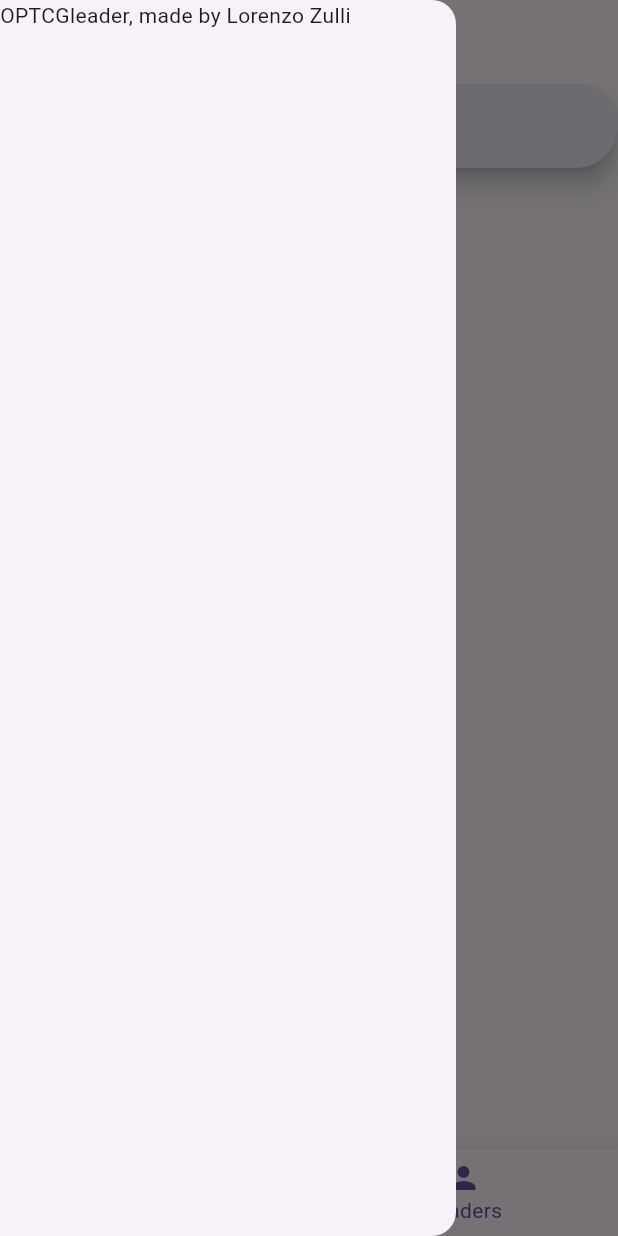
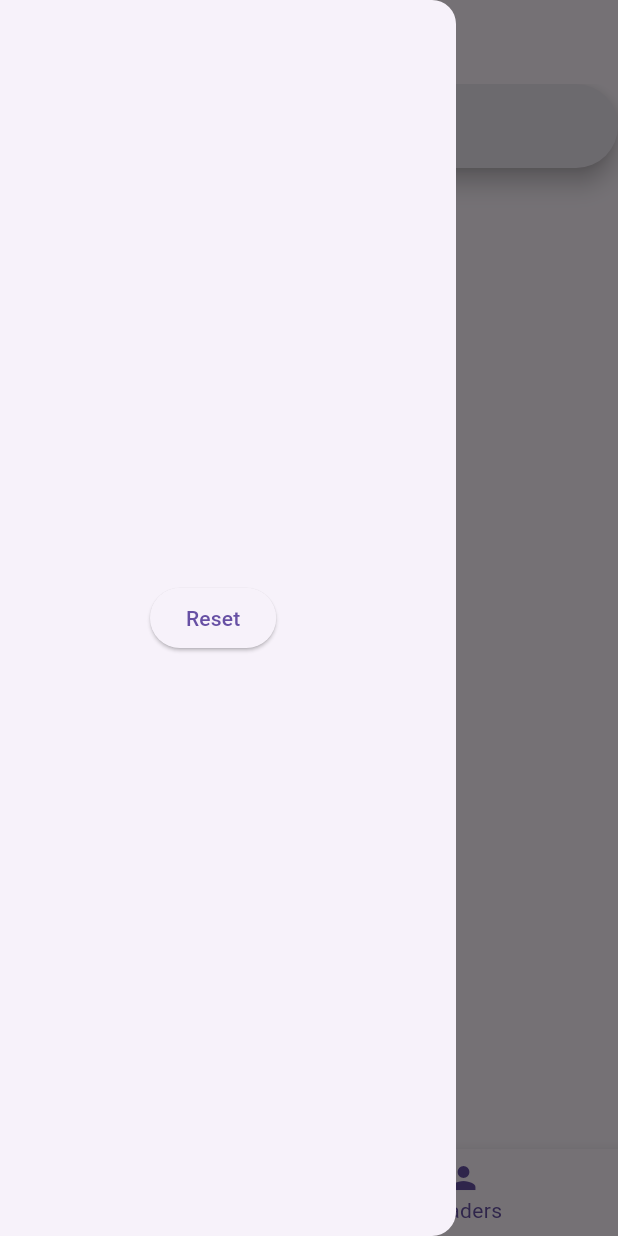
Before and after one commit to lorenzozulli/OPTCG_leader, a Flutter app: the screen it shows after launch, item 2 of the bottom bar chosen, with the side drawer open, on a phone screen of 412 x 824 dp. Run offline on Flutter 3.47's test engine with Material 3 defaults, Android fonts, the phone set to English and light mode, and no system bars; network calls fail.

Commit message:
iniziata sistemazione della ui in modo dinamico

```diff
--- a/lib/main.dart
+++ b/lib/main.dart
@@ -73,7 +73,17 @@ class _MyAppState extends State<MyApp> {
           ),
 
           drawer: Drawer(
-            child: Text('OPTCGleader, made by Lorenzo Zulli')
+            child: Row(children: [
+                const SizedBox(
+                  height: 10,
+                  width: 100,
+                ),
+                ElevatedButton(
+                  onPressed: (){},
+                  child: Text('Reset'),
+                ),
+              ],
+            ),
           ),
         ),
       );
--- a/lib/pages/home.dart
+++ b/lib/pages/home.dart
@@ -98,14 +98,14 @@ class _UserHomeState extends State<UserHome> {
                             ),
                             child: Image.network(
                               widget.imageString,
-                              width: 400,
-                              height: 500
+                              width: 600,
+                              height: 800
                             ),
                           )
                         : Image.network(
                           widget.imageString,
-                          width: 400,
-                          height: 500,
+                          width: 600,
+                          height: 800
                         ),
 
                     // Il testo che appare solo quando l'abilità è usata
```
